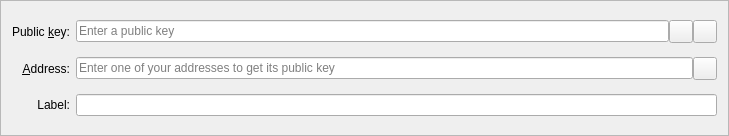
FromHDDtoSSD/SorachanCoin-qt, file src/qt/forms/multisigaddressentry.ui: the form before one commit.
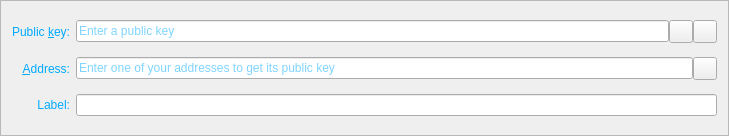
The form after the commit. Icons and pictures are not drawn. Custom widgets are drawn as their Qt base class.

Diff of the .ui file:
```diff
--- a/src/qt/forms/multisigaddressentry.ui
+++ b/src/qt/forms/multisigaddressentry.ui
@@ -13,6 +13,10 @@
   <property name="windowTitle">
    <string>Form</string>
   </property>
+  <property name="styleSheet">
+   <string notr="true">background-image: url(:/images/bkg2);
+color: rgb(0, 170, 255);</string>
+  </property>
   <property name="frameShape">
    <enum>QFrame::StyledPanel</enum>
   </property>
```
Left out of the diff: 2 changed lines with no effect on the pictures.
